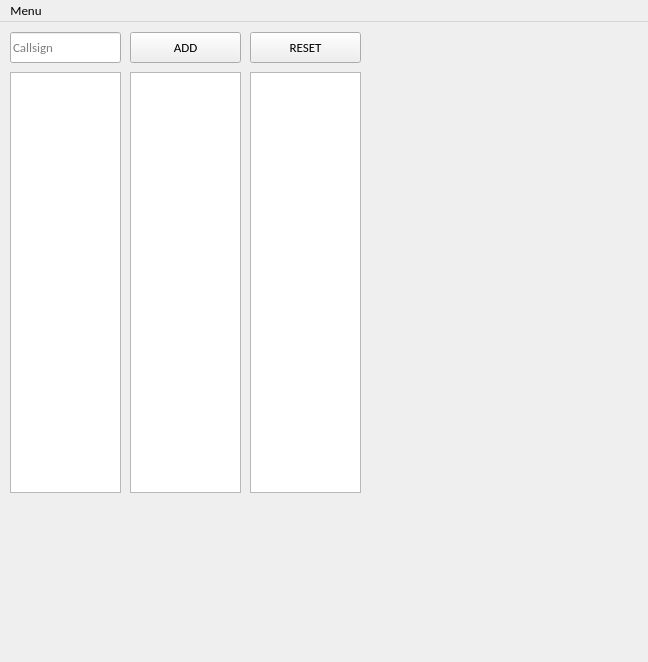
Old version of the form FSM/mainwindow.ui in the repository KingfuChan/Flight-Strip-Manager-cpp.
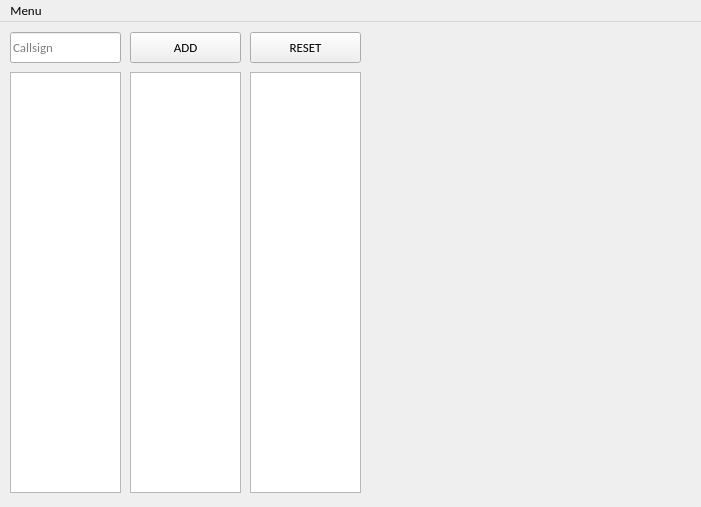
New version of the form. Custom widgets are drawn as their Qt base class.

What changed in the file:
```diff
--- a/FSM/mainwindow.ui
+++ b/FSM/mainwindow.ui
@@ -6,8 +6,8 @@
    <rect>
     <x>0</x>
     <y>0</y>
-    <width>648</width>
-    <height>662</height>
+    <width>701</width>
+    <height>507</height>
    </rect>
   </property>
   <property name="font">
@@ -194,11 +194,11 @@
     <rect>
      <x>0</x>
      <y>0</y>
-     <width>648</width>
+     <width>701</width>
      <height>26</height>
     </rect>
    </property>
-   <widget class="QMenu" name="menuSettings">
+   <widget class="QMenu" name="menuMain">
     <property name="title">
      <string>Menu</string>
     </property>
@@ -221,7 +221,7 @@
     <addaction name="actionReset"/>
     <addaction name="actionExit"/>
    </widget>
-   <addaction name="menuSettings"/>
+   <addaction name="menuMain"/>
   </widget>
   <action name="actionStay_on_top">
    <property name="checkable">
```
Left out of the diff: 26 changed lines with no effect on the pictures.
